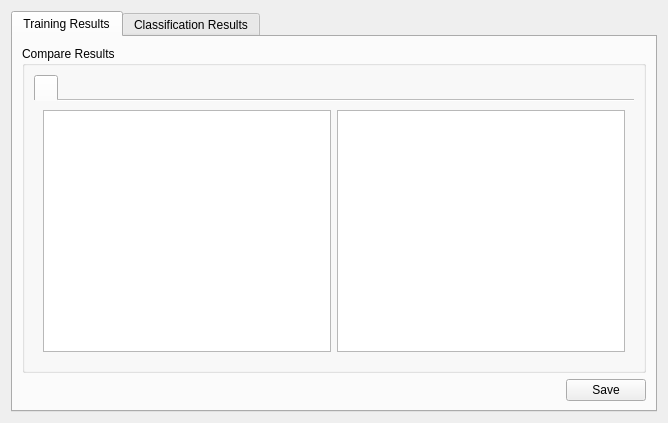
Joensw/RCAIT, file resultswidget.ui: the form before one commit.
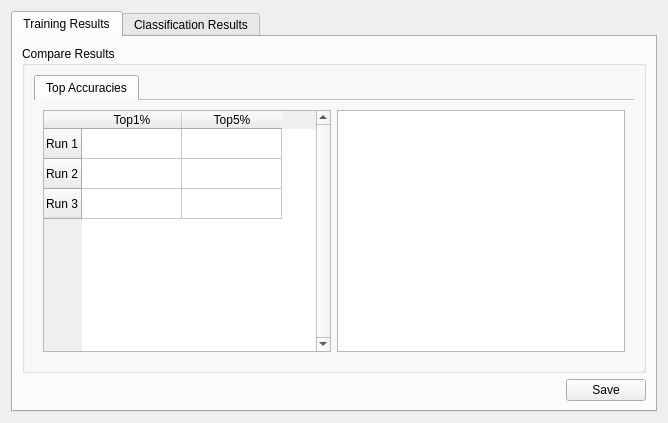
The form after the commit. Icons and pictures are not drawn. Custom widgets are drawn as their Qt base class.

Commit message: Update 'Results' Tab visuals

The edit to the form file:
```diff
--- a/resultswidget.ui
+++ b/resultswidget.ui
@@ -68,15 +68,47 @@
                <normaloff>:/Resources/TabIcons/Filled/Results_Accuracy_Tab_Icon.svg</normaloff>:/Resources/TabIcons/Filled/Results_Accuracy_Tab_Icon.svg</iconset>
              </attribute>
              <attribute name="title">
-              <string/>
+              <string>Top Accuracies</string>
              </attribute>
              <layout class="QGridLayout" name="gridLayout_3">
-              <item row="0" column="0">
-               <widget class="QTableView" name="tableView_topAccuracy"/>
-              </item>
               <item row="0" column="1">
                <widget class="QChartView" name="chartView_topAccuracy"/>
               </item>
+              <item row="0" column="0">
+               <widget class="QTableWidget" name="tableWidget_topAccuracy">
+                <property name="verticalScrollBarPolicy">
+                 <enum>Qt::ScrollBarAlwaysOn</enum>
+                </property>
+                <property name="horizontalScrollBarPolicy">
+                 <enum>Qt::ScrollBarAlwaysOff</enum>
+                </property>
+                <row>
+                 <property name="text">
+                  <string>Run 1</string>
+                 </property>
+                </row>
+                <row>
+                 <property name="text">
+                  <string>Run 2</string>
+                 </property>
+                </row>
+                <row>
+                 <property name="text">
+                  <string>Run 3</string>
+                 </property>
+                </row>
+                <column>
+                 <property name="text">
+                  <string>Top1%</string>
+                 </property>
+                </column>
+                <column>
+                 <property name="text">
+                  <string>Top5%</string>
+                 </property>
+                </column>
+               </widget>
+              </item>
              </layout>
             </widget>
            </widget>
```
The commit also changes 5 other files.
